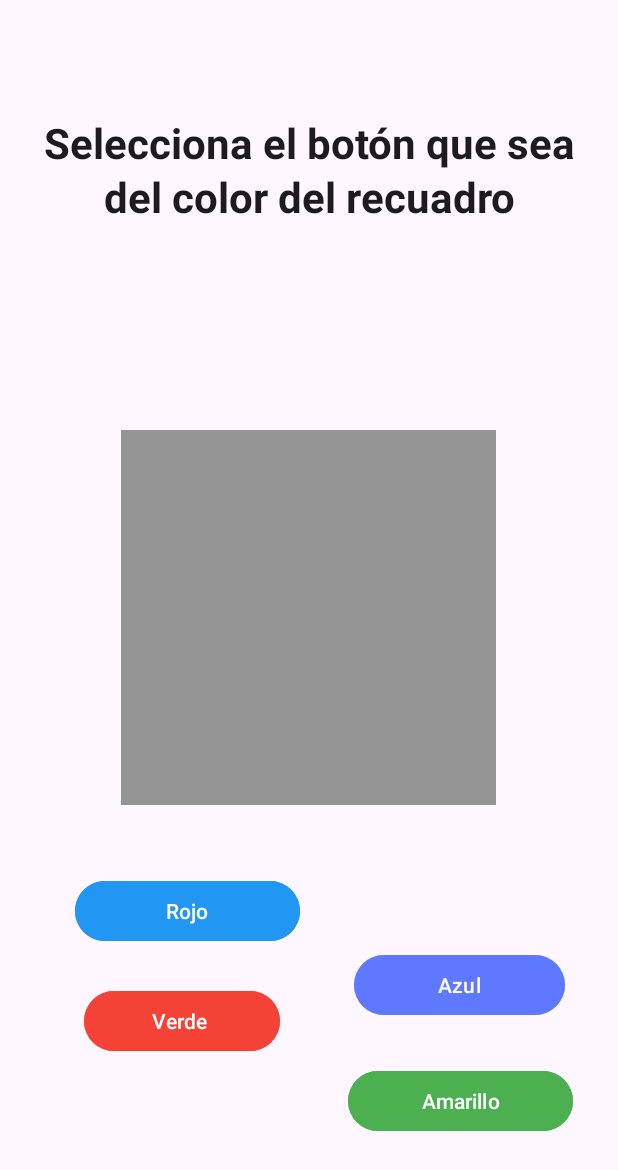
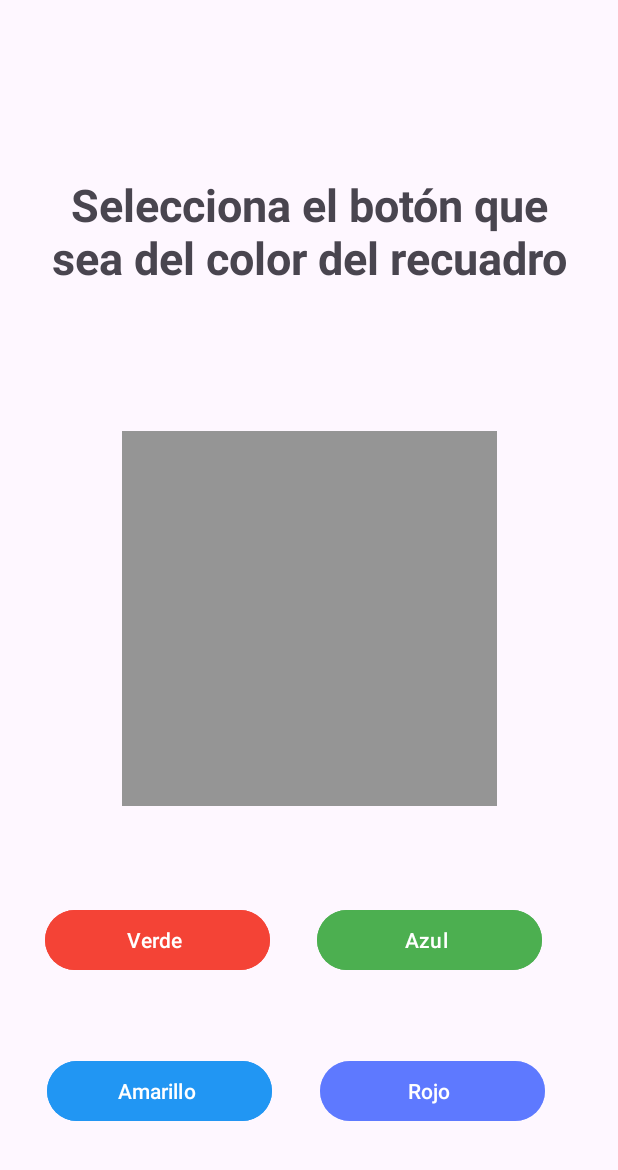
Before and after one commit to Ange228/ExamenParcial_DispMoviles, an Android app: the fragment GameFragment placed in its activity, on a phone screen of 412 x 824 dp. Shown: the top 1170 px of the screen. Run offline under Robolectric (Android 15) with nearby library versions, the phone set to English and light mode, and no system bars.

Commit message:
terminando de arreglar botones

```diff
--- a/app/src/main/res/layout/fragment_game.xml
+++ b/app/src/main/res/layout/fragment_game.xml
@@ -1,20 +1,22 @@
 <?xml version="1.0" encoding="utf-8"?>
-<RelativeLayout xmlns:android="http://schemas.android.com/apk/res/android"
+<androidx.constraintlayout.widget.ConstraintLayout xmlns:android="http://schemas.android.com/apk/res/android"
     xmlns:app="http://schemas.android.com/apk/res-auto"
     xmlns:tools="http://schemas.android.com/tools"
     android:layout_width="match_parent"
     android:layout_height="match_parent"
-    android:padding="10dp"
+    android:padding="20dp"
     tools:context=".MainActivity">
 
     <TextView
-        style="@style/TextAppearance.Material3.HeadlineMedium"
-        android:layout_width="401dp"
-        android:layout_height="186dp"
-        android:layout_marginTop="10dp"
+        android:id="@+id/textView"
+        android:layout_width="wrap_content"
+        android:layout_height="wrap_content"
+        android:text="Selecciona el botón que sea del color del recuadro"
+        android:textSize="30dp"
+        android:textStyle="bold"
         android:gravity="center"
-        android:text="Selecciona el botón que sea del color del recuadro"
-        android:textStyle="bold"
+        android:padding="10dp"
+        app:layout_constraintBottom_toTopOf="@+id/generatedColorView"
         app:layout_constraintEnd_toEndOf="parent"
         app:layout_constraintStart_toStartOf="parent"
         app:layout_constraintTop_toTopOf="parent" />
@@ -23,62 +25,63 @@
         android:id="@+id/generatedColorView"
         android:layout_width="250dp"
         android:layout_height="250dp"
-        android:layout_centerInParent="true"
-        android:background="#959595" />
+        android:background="#959595"
+        app:layout_constraintBottom_toBottomOf="parent"
+        app:layout_constraintEnd_toEndOf="parent"
+        app:layout_constraintStart_toStartOf="parent"
+        app:layout_constraintTop_toTopOf="parent" />
 
     <com.google.android.material.button.MaterialButton
         android:id="@+id/generatedColorBtn"
         android:layout_width="150dp"
         android:layout_height="wrap_content"
-        android:layout_below="@+id/generatedColorView"
-        android:layout_alignEnd="@+id/btnAzul"
-        android:layout_alignParentStart="true"
-        android:layout_marginStart="46dp"
-        android:layout_marginTop="120dp"
-        android:layout_marginEnd="190dp"
         android:backgroundTint="@color/rojo"
         android:paddingLeft="20dp"
-        android:text="Verde" />
+        android:layout_marginLeft="10dp"
+        android:text="Verde"
+        app:layout_constraintBottom_toBottomOf="parent"
+        app:layout_constraintStart_toStartOf="parent"
+        app:layout_constraintTop_toBottomOf="@+id/generatedColorView"
+        app:layout_constraintVertical_bias="0.3"
+        />
 
     <com.google.android.material.button.MaterialButton
-        android:id="@+id/btnAzul"
+        android:id="@+id/azulBtn"
         android:layout_width="150dp"
         android:layout_height="wrap_content"
-        android:layout_alignParentStart="true"
-        android:layout_alignParentEnd="true"
-        android:layout_alignParentBottom="true"
-        android:layout_marginStart="226dp"
-        android:layout_marginEnd="25dp"
-        android:layout_marginRight="40dp"
-        android:layout_marginBottom="133dp"
-        android:backgroundTint="@color/rosado"
-        android:text="Azul" />
-
+        android:backgroundTint="@color/verde"
+        android:paddingLeft="20dp"
+        android:text="Azul"
+        app:layout_constraintVertical_bias="0.3"
+        app:layout_constraintBottom_toBottomOf="parent"
+        app:layout_constraintEnd_toEndOf="parent"
+        app:layout_constraintStart_toEndOf="@+id/generatedColorBtn"
+        app:layout_constraintTop_toBottomOf="@+id/generatedColorView" />
 
     <com.google.android.material.button.MaterialButton
-        android:id="@+id/btnRojo"
+        android:id="@+id/amarilloBtn"
         android:layout_width="150dp"
         android:layout_height="wrap_content"
-        android:layout_alignTop="@id/btnRojo"
-        android:layout_alignBottom="@+id/generatedColorBtn"
-        android:layout_alignParentStart="true"
-        android:layout_marginStart="40dp"
-        android:layout_marginBottom="73dp"
         android:backgroundTint="@color/azul"
-        android:text="Rojo" />
+        android:paddingLeft="20dp"
+        android:text="Amarillo"
+        app:layout_constraintBottom_toBottomOf="parent"
+        app:layout_constraintEnd_toEndOf="parent"
+        app:layout_constraintHorizontal_bias="0.05"
+        app:layout_constraintStart_toStartOf="parent"
+        app:layout_constraintTop_toBottomOf="@+id/generatedColorBtn" />
 
     <com.google.android.material.button.MaterialButton
-        android:id="@+id/btnAmarillo"
+        android:id="@+id/rojoBtn"
         android:layout_width="150dp"
         android:layout_height="wrap_content"
-        android:layout_alignBottom="@+id/btnAzul"
-        android:layout_alignParentEnd="true"
-        android:layout_marginStart="191dp"
-        android:layout_marginTop="465dp"
-        android:layout_marginEnd="20dp"
-        android:layout_marginBottom="-77dp"
-        android:backgroundTint="@color/verde"
-        android:text="Amarillo" />
+        android:backgroundTint="@color/rosado"
+        android:paddingLeft="20dp"
+        android:text="Rojo"
+        app:layout_constraintBottom_toBottomOf="parent"
+        app:layout_constraintEnd_toEndOf="parent"
+        app:layout_constraintHorizontal_bias="0.87"
+        app:layout_constraintStart_toStartOf="parent"
+        app:layout_constraintTop_toBottomOf="@+id/azulBtn" />
 
-
-</RelativeLayout>
+</androidx.constraintlayout.widget.ConstraintLayout>
```
